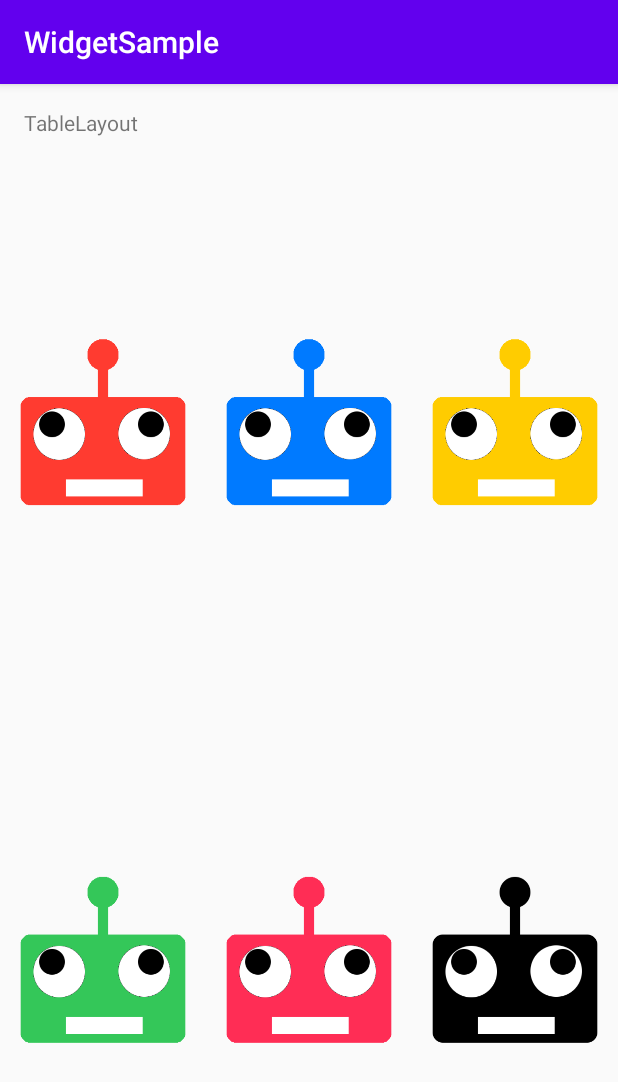
After one commit to adventam10/WidgetSample, an Android app: the TableLayoutActivity screen opened directly, with no data from a screen before it, on a phone screen of 412 x 824 dp. The commit adds this screen. Shown: the top 1082 px of the screen. Run offline under Robolectric (Android 15) with nearby library versions, the phone set to English and light mode, and no system bars.

Commit message:
Add TableLayout

```diff
--- a/WidgetSample/app/src/main/AndroidManifest.xml
+++ b/WidgetSample/app/src/main/AndroidManifest.xml
@@ -11,7 +11,8 @@
         android:roundIcon="@mipmap/ic_launcher_round"
         android:supportsRtl="true"
         android:theme="@style/AppTheme">
-        <activity android:name=".FrameLayoutActivity"></activity>
+        <activity android:name=".TableLayoutActivity"></activity>
+        <activity android:name=".FrameLayoutActivity" />
         <activity android:name=".RelativeLayoutActivity" />
         <activity android:name=".LinearLayoutActivity" />
         <activity android:name=".GridViewActivity" />
--- a/WidgetSample/app/src/main/java/com/example/widgetsample/MainActivity.kt
+++ b/WidgetSample/app/src/main/java/com/example/widgetsample/MainActivity.kt
@@ -19,7 +19,7 @@ class MainActivity : AppCompatActivity() {
         val listView = findViewById<ListView>(R.id.list)
         val list = listOf("Texts", "EditTexts", "Buttons", "WebView", "VideoView", "CalendarView",
             "Widgets", "ContainerSpecialTags", "Containers", "RecyclerView", "ViewPager", "GridView",
-            "LinearLayout", "RelativeLayout", "FrameLayout")
+            "LinearLayout", "RelativeLayout", "FrameLayout", "TableLayout")
         val adapter = ArrayAdapter(this, android.R.layout.simple_list_item_1, list)
         listView.adapter = adapter
 
@@ -41,6 +41,7 @@ class MainActivity : AppCompatActivity() {
                 Menu.LinearLayout -> Intent(this, LinearLayoutActivity::class.java)
                 Menu.RelativeLayout -> Intent(this, RelativeLayoutActivity::class.java)
                 Menu.FrameLayout -> Intent(this, FrameLayoutActivity::class.java)
+                Menu.TableLayout -> Intent(this, TableLayoutActivity::class.java)
             }
 
             startActivity(intent)
@@ -51,5 +52,5 @@ class MainActivity : AppCompatActivity() {
 enum class Menu {
     Texts, EditTexts, Buttons, WebView, VideoView, CalendarView, Widgets,
     ContainerSpecialTags, Containers, RecyclerView, ViewPager, GridView,
-    LinearLayout, RelativeLayout, FrameLayout;
+    LinearLayout, RelativeLayout, FrameLayout, TableLayout;
 }
--- /dev/null
+++ b/WidgetSample/app/src/main/java/com/example/widgetsample/TableLayoutActivity.kt
@@ -0,0 +1,12 @@
+package com.example.widgetsample
+
+import androidx.appcompat.app.AppCompatActivity
+import android.os.Bundle
+
+class TableLayoutActivity : AppCompatActivity() {
+
+    override fun onCreate(savedInstanceState: Bundle?) {
+        super.onCreate(savedInstanceState)
+        setContentView(R.layout.activity_table_layout)
+    }
+}
--- /dev/null
+++ b/WidgetSample/app/src/main/res/layout/activity_table_layout.xml
@@ -0,0 +1,71 @@
+<?xml version="1.0" encoding="utf-8"?>
+<androidx.constraintlayout.widget.ConstraintLayout xmlns:android="http://schemas.android.com/apk/res/android"
+    xmlns:app="http://schemas.android.com/apk/res-auto"
+    xmlns:tools="http://schemas.android.com/tools"
+    android:layout_width="match_parent"
+    android:layout_height="match_parent"
+    tools:context=".TableLayoutActivity">
+
+    <LinearLayout
+        android:layout_width="match_parent"
+        android:layout_height="match_parent"
+        android:orientation="vertical">
+
+        <TextView
+            android:layout_width="match_parent"
+            android:layout_height="wrap_content"
+            android:layout_margin="16dp"
+            android:text="TableLayout" />
+
+        <TableLayout
+            android:layout_width="match_parent"
+            android:layout_height="match_parent"
+            android:layout_weight="1">
+
+            <TableRow
+                android:layout_width="wrap_content"
+                android:layout_height="0dp"
+                android:layout_weight="1">
+
+                <ImageView
+                    android:layout_width="0dp"
+                    android:layout_height="wrap_content"
+                    android:layout_weight="1"
+                    app:srcCompat="@drawable/botman_red"/>
+                <ImageView
+                    android:layout_width="0dp"
+                    android:layout_height="wrap_content"
+                    android:layout_weight="1"
+                    app:srcCompat="@drawable/botman_blue"/>
+                <ImageView
+                    android:layout_width="0dp"
+                    android:layout_height="wrap_content"
+                    android:layout_weight="1"
+                    app:srcCompat="@drawable/botman_yellow"/>
+            </TableRow>
+
+            <TableRow
+                android:layout_width="wrap_content"
+                android:layout_height="0dp"
+                android:layout_weight="1">
+
+                <ImageView
+                    android:layout_width="0dp"
+                    android:layout_height="wrap_content"
+                    android:layout_weight="1"
+                    app:srcCompat="@drawable/botman_green"/>
+                <ImageView
+                    android:layout_width="0dp"
+                    android:layout_height="wrap_content"
+                    android:layout_weight="1"
+                    app:srcCompat="@drawable/botman_pink"/>
+                <ImageView
+                    android:layout_width="0dp"
+                    android:layout_height="wrap_content"
+                    android:layout_weight="1"
+                    app:srcCompat="@drawable/botman_black"/>
+            </TableRow>
+        </TableLayout>
+    </LinearLayout>>
+
+</androidx.constraintlayout.widget.ConstraintLayout>
```
